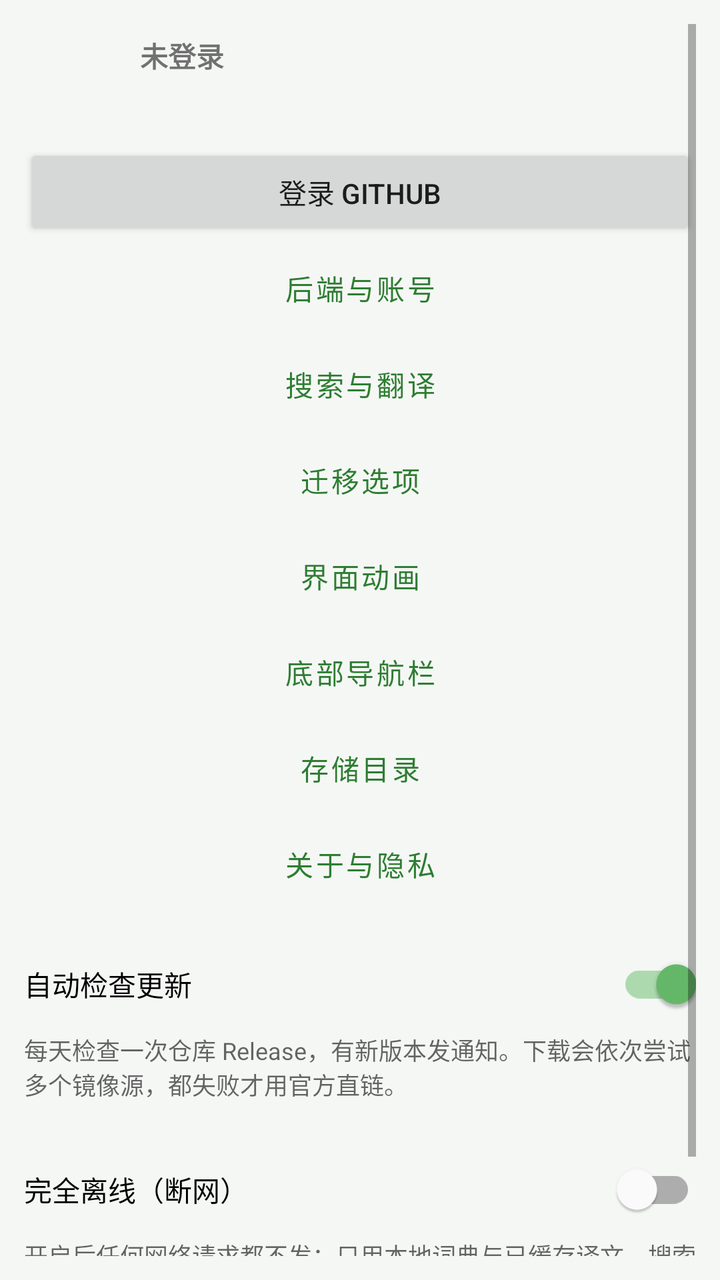
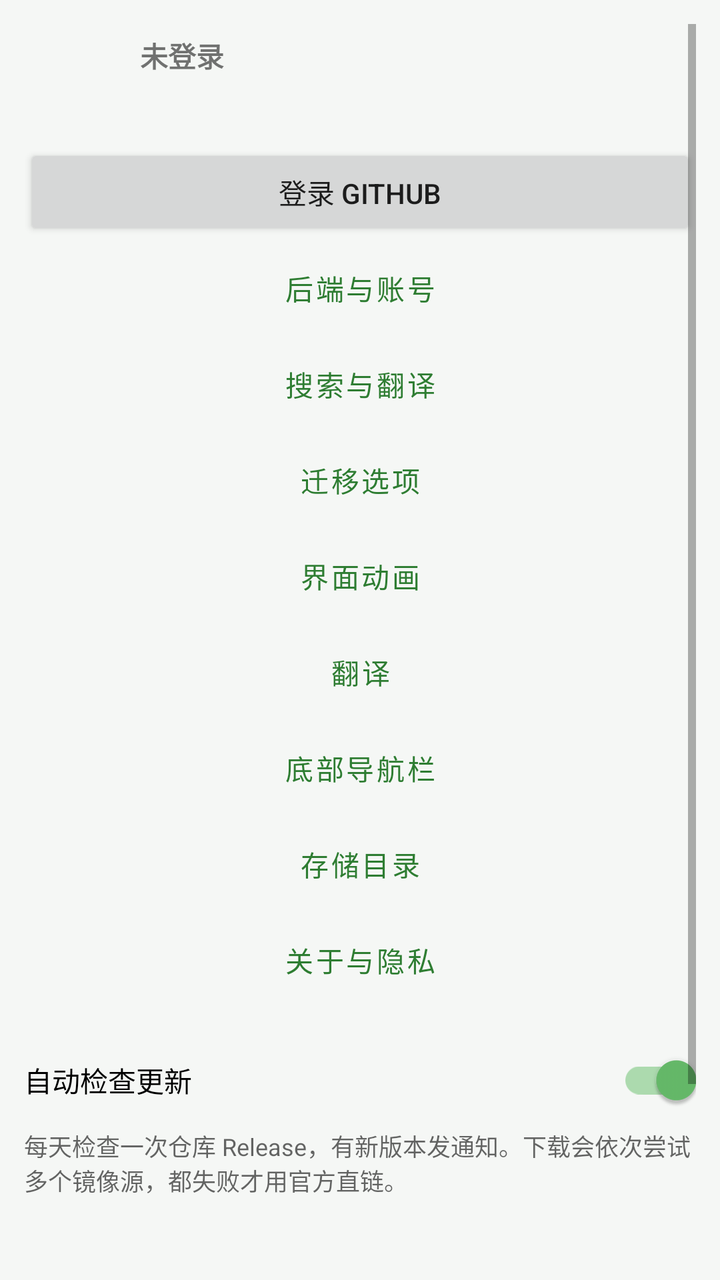

Compare the two renders of this Android layout. The source of the first and the diff that turns it into the second are given below.
<!-- AndroidManifest.xml: application theme Theme.ModMigrator -->
<!-- res/layout/fragment_settings_main.xml -->
<?xml version="1.0" encoding="utf-8"?>
<ScrollView xmlns:android="http://schemas.android.com/apk/res/android"
    android:layout_width="match_parent"
    android:layout_height="match_parent"
    android:padding="12dp">

    <LinearLayout
        android:layout_width="match_parent"
        android:layout_height="wrap_content"
        android:orientation="vertical">

        <LinearLayout
            android:id="@+id/rowAccount"
            android:layout_width="match_parent"
            android:layout_height="wrap_content"
            android:gravity="center_vertical"
            android:orientation="horizontal"
            android:paddingBottom="12dp">

            <ImageView
                android:id="@+id/ivAvatar"
                android:layout_width="48dp"
                android:layout_height="48dp"
                android:contentDescription="@string/app_name"
                android:src="@drawable/ic_person" />

            <LinearLayout
                android:layout_width="0dp"
                android:layout_height="wrap_content"
                android:layout_marginStart="10dp"
                android:layout_weight="1"
                android:orientation="vertical">

                <TextView
                    android:id="@+id/tvAccount"
                    android:layout_width="match_parent"
                    android:layout_height="wrap_content"
                    android:text="@string/account_not_login"
                    android:textStyle="bold" />

                <TextView
                    android:id="@+id/tvConnState"
                    android:layout_width="match_parent"
                    android:layout_height="wrap_content"
                    android:textColor="@color/textSecondary"
                    android:textSize="12sp" />
            </LinearLayout>
        </LinearLayout>

        <Button
            android:id="@+id/btnAccount"
            android:layout_width="match_parent"
            android:layout_height="wrap_content"
            android:text="@string/account_login" />

        <Button
            android:id="@+id/btnGoBackend"
            style="@style/Widget.MaterialComponents.Button.OutlinedButton"
            android:layout_width="match_parent"
            android:layout_height="wrap_content"
            android:text="@string/menu_backend" />

        <Button
            android:id="@+id/btnGoSearch"
            style="@style/Widget.MaterialComponents.Button.OutlinedButton"
            android:layout_width="match_parent"
            android:layout_height="wrap_content"
            android:text="@string/menu_search" />

        <Button
            android:id="@+id/btnGoMigrate"
            style="@style/Widget.MaterialComponents.Button.OutlinedButton"
            android:layout_width="match_parent"
            android:layout_height="wrap_content"
            android:text="@string/menu_migrate" />

        <Button
            android:id="@+id/btnGoAnim"
            style="@style/Widget.MaterialComponents.Button.OutlinedButton"
            android:layout_width="match_parent"
            android:layout_height="wrap_content"
            android:text="@string/anim_title" />

        <Button
            android:id="@+id/btnGoNav"
            style="@style/Widget.MaterialComponents.Button.OutlinedButton"
            android:layout_width="match_parent"
            android:layout_height="wrap_content"
            android:text="@string/menu_nav" />

        <Button
            android:id="@+id/btnGoStorage"
            style="@style/Widget.MaterialComponents.Button.OutlinedButton"
            android:layout_width="match_parent"
            android:layout_height="wrap_content"
            android:text="@string/menu_storage" />

        <Button
            android:id="@+id/btnGoAbout"
            style="@style/Widget.MaterialComponents.Button.OutlinedButton"
            android:layout_width="match_parent"
            android:layout_height="wrap_content"
            android:text="@string/menu_about" />

        <com.google.android.material.switchmaterial.SwitchMaterial
            android:id="@+id/swUpdate"
            android:layout_width="match_parent"
            android:layout_height="wrap_content"
            android:layout_marginTop="12dp"
            android:checked="true"
            android:text="@string/cfg_update" />

        <TextView
            android:layout_width="match_parent"
            android:layout_height="wrap_content"
            android:paddingBottom="8dp"
            android:text="@string/cfg_update_hint"
            android:textColor="@color/textSecondary"
            android:textSize="12sp" />

        <com.google.android.material.switchmaterial.SwitchMaterial
            android:id="@+id/swOffline"
            android:layout_width="match_parent"
            android:layout_height="wrap_content"
            android:layout_marginTop="12dp"
            android:text="@string/cfg_offline" />

        <TextView
            android:layout_width="match_parent"
            android:layout_height="wrap_content"
            android:paddingBottom="8dp"
            android:text="@string/cfg_offline_hint"
            android:textColor="@color/textSecondary"
            android:textSize="12sp" />
    </LinearLayout>
</ScrollView>
<!-- resources referenced by this layout -->
<resources>
  <color name="textSecondary">#99000000</color>
  <!-- drawable ic_person (drawable) -->
  <?xml version="1.0" encoding="utf-8"?>
  <vector xmlns:android="http://schemas.android.com/apk/res/android"
      android:width="24dp" android:height="24dp"
      android:viewportWidth="960" android:viewportHeight="960"
      android:tint="?attr/colorControlNormal">
      <path android:fillColor="@android:color/white" android:pathData="M480-480q-66 0-113-47t-47-113q0-66 47-113t113-47q66 0 113 47t47 113q0 66-47 113t-113 47ZM160-160v-32q0-34 17.5-62.5T224-294q62-31 126-45t130-14q66 0 130 14t126 45q29 15 46.5 43.5T800-208v32H160Z" />
  </vector>
  <string name="account_login">登录 GitHub</string>
  <string name="account_not_login">未登录</string>
  <string name="anim_title">界面动画</string>
  <string name="app_name">模组迁移助手</string>
  <string name="cfg_offline">完全离线（断网）</string>
  <string name="cfg_offline_hint">开启后任何网络请求都不发：只用本地词典与已缓存译文，搜索与下载不可用，但已装模组的迁移、配置编辑照常。注意：这与「关掉后端」是两回事——关后端只是改成你自己填 Key 直连，仍然联网。</string>
  <string name="cfg_update">自动检查更新</string>
  <string name="cfg_update_hint">每天检查一次仓库 Release，有新版本发通知。下载会依次尝试多个镜像源，都失败才用官方直链。</string>
  <string name="menu_about">关于与隐私</string>
  <string name="menu_backend">后端与账号</string>
  <string name="menu_migrate">迁移选项</string>
  <string name="menu_nav">底部导航栏</string>
  <string name="menu_search">搜索与翻译</string>
  <string name="menu_storage">存储目录</string>
  <style name="Theme.ModMigrator" parent="Theme.MaterialComponents.DayNight.NoActionBar">
          <item name="colorPrimary">@color/primary</item>
          <item name="colorPrimaryDark">@color/primaryDark</item>
          <item name="colorAccent">@color/accent</item>
          <item name="android:windowBackground">@color/bg</item>
          <item name="android:statusBarColor">@color/primaryDark</item>
          <item name="preferenceTheme">@style/PreferenceThemeOverlay</item>
      </style>
  <color name="primary">#FF2E7D32</color>
  <color name="primaryDark">#FF1B5E20</color>
  <color name="accent">#FF66BB6A</color>
  <color name="bg">#FFF5F7F5</color>
</resources>

<!-- the commit's change to res/layout/fragment_settings_main.xml (unified diff, before → after) -->
@@ -82,6 +82,13 @@
             android:text="@string/anim_title" />
 
         <Button
+            android:id="@+id/btnGoTranslate"
+            style="@style/Widget.MaterialComponents.Button.OutlinedButton"
+            android:layout_width="match_parent"
+            android:layout_height="wrap_content"
+            android:text="@string/menu_translate" />
+
+        <Button
             android:id="@+id/btnGoNav"
             style="@style/Widget.MaterialComponents.Button.OutlinedButton"
             android:layout_width="match_parent"
<!-- resource entries referenced after the edit -->
@@ -23,6 +23,7 @@
   <string name="menu_nav">底部导航栏</string>
   <string name="menu_search">搜索与翻译</string>
   <string name="menu_storage">存储目录</string>
+  <string name="menu_translate">翻译</string>
   <style name="Theme.ModMigrator" parent="Theme.MaterialComponents.DayNight.NoActionBar">
           <item name="colorPrimary">@color/primary</item>
           <item name="colorPrimaryDark">@color/primaryDark</item>
